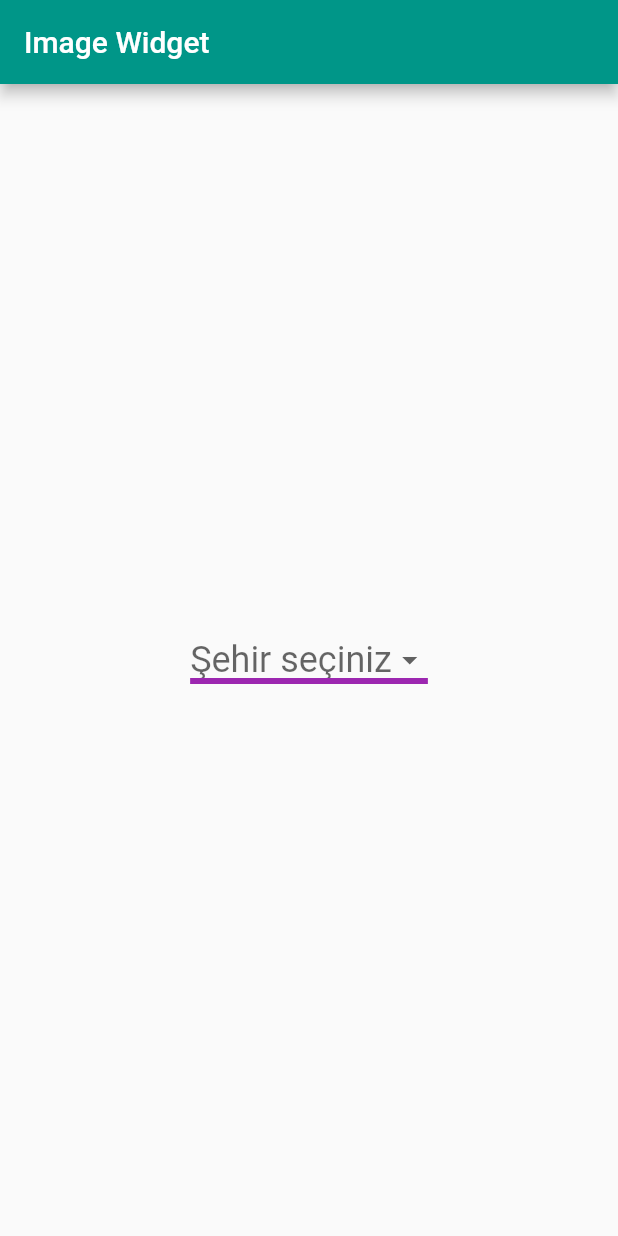
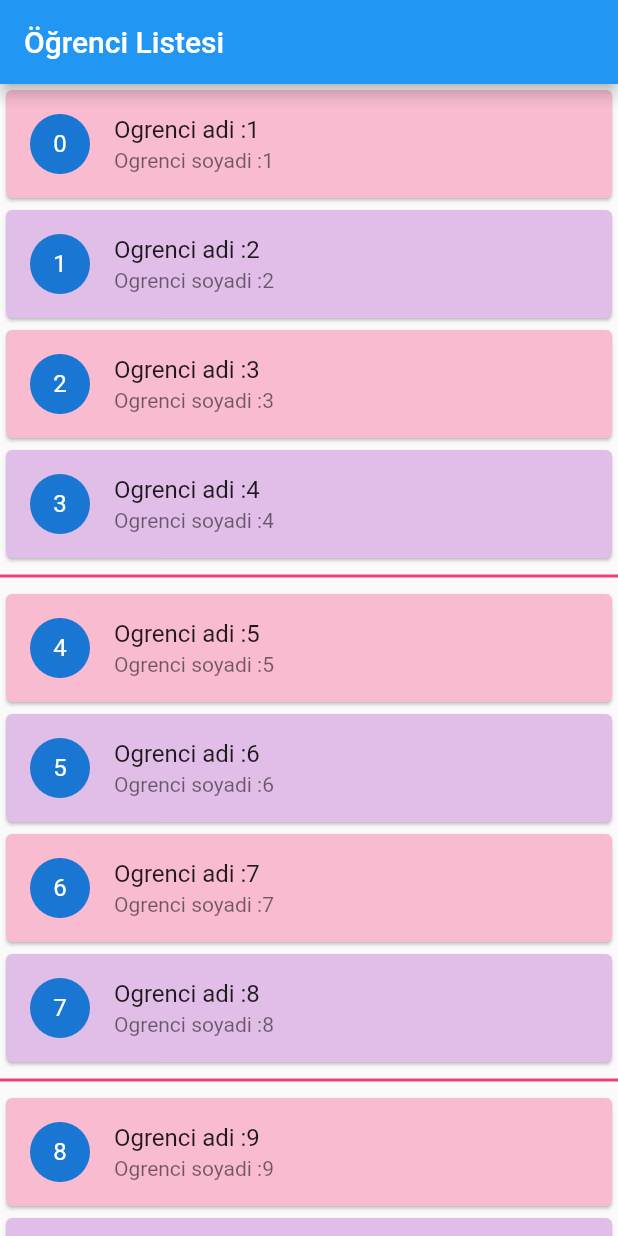
Before and after one commit to serap-atay/flutter-tutorial, a Flutter app: the screen it shows after launch, on a phone screen of 412 x 824 dp. Run offline on Flutter 3.47's test engine with Material 2 defaults, Android fonts, the phone set to English and light mode, and no system bars; our stand-ins replace flutter_easyloading.

Commit message:
card listTile listview toast

```diff
--- /dev/null
+++ b/section -1/flutter_app4/lib/listview_use.dart
@@ -0,0 +1,84 @@
+import 'package:flutter/material.dart';
+import 'package:flutter_easyloading/flutter_easyloading.dart';
+
+class listviewuse extends StatelessWidget {
+  listviewuse({Key? key}) : super(key: key);
+  List<Student> liste = List.generate(
+      5000,
+      (index) => Student(
+          index, "Ogrenci adi :${index + 1}", "Ogrenci soyadi :${index + 1}"));
+
+  @override
+  Widget build(BuildContext context) {
+    return Scaffold(
+      appBar: AppBar(
+        title: Text("Öğrenci Listesi"),
+      ),
+      body: listviewseperated(),
+    );
+  }
+
+  ListView listviewseperated() {
+    return ListView.separated(
+      itemBuilder: (BuildContext context, int index) {
+        var s = liste[index];
+        return Card(
+          color: index % 2 == 0 ? Colors.pink.shade100 : Colors.purple.shade100,
+          child: ListTile(
+            onTap: () {
+              if (index % 2 == 0) {
+                EasyLoading.instance.backgroundColor = Colors.red.shade400;
+                EasyLoading.instance.textColor = Colors.yellow.shade200;
+              } else {
+                EasyLoading.instance.backgroundColor = Colors.blue.shade400;
+              }
+              EasyLoading.showToast("Eleman tıklandı",
+                  duration: Duration(seconds: 3),
+                  toastPosition: EasyLoadingToastPosition.bottom,
+                  dismissOnTap: true);
+              print("Eleman Tıklandı");
+            },
+            title: Text(s.name),
+            subtitle: Text(s.surname),
+            leading: CircleAvatar(
+              child: Text(s.id.toString()),
+            ),
+          ),
+        );
+      },
+      itemCount: liste.length,
+      separatorBuilder: (context, index) {
+        var index2 = index + 1;
+        if (index2 % 4 == 0) {
+          return Divider(
+            thickness: 2,
+            color: Colors.pink.shade400,
+          );
+        }
+        return SizedBox();
+      },
+    );
+  }
+
+  ListView listwiew1() {
+    return ListView(
+      children: liste
+          .map((Student s) => ListTile(
+                title: Text(s.name),
+                subtitle: Text(s.surname),
+                leading: CircleAvatar(
+                  child: Text(s.id.toString()),
+                ),
+              ))
+          .toList(),
+    );
+  }
+}
+
+class Student {
+  final int id;
+  final String name;
+  final String surname;
+
+  Student(this.id, this.name, this.surname);
+}
--- a/section -1/flutter_app4/lib/main.dart
+++ b/section -1/flutter_app4/lib/main.dart
@@ -1,32 +1,36 @@
 import 'package:flutter/material.dart';
-import 'package:flutter_app4/buton_types.dart';
-import 'package:flutter_app4/dropdown_button.dart';
-import 'package:flutter_app4/image_widget.dart';
-import 'package:flutter_app4/my_counter_page.dart';
+import 'package:flutter_app4/card_listTile.dart';
+import 'package:flutter_app4/listview_use.dart';
+import 'package:flutter_easyloading/flutter_easyloading.dart';
 
-void main() {
+void main(){
   runApp(MyApp());
+  configLoading();
+}
+
+void configLoading() {
+  EasyLoading.instance
+    ..displayDuration = const Duration(milliseconds: 2000)
+    ..indicatorType = EasyLoadingIndicatorType.fadingCircle
+    ..loadingStyle = EasyLoadingStyle.custom
+    ..indicatorSize = 45.0
+    ..radius = 10.0
+    ..progressColor = Colors.yellow
+    ..backgroundColor = Colors.green
+    ..indicatorColor = Colors.yellow
+    ..textColor = Colors.white
+    ..maskColor = Colors.blue.withOpacity(0.5)
+    ..userInteractions = true
+    ..dismissOnTap = false;
 }
 
 class MyApp extends StatelessWidget {
-  const MyApp({Key? key}) : super(key: key);
-
   @override
   Widget build(BuildContext context) {
     return MaterialApp(
-      title: "My Counter App",
-      theme: ThemeData(
-        primarySwatch: Colors.teal,
-        outlinedButtonTheme: OutlinedButtonThemeData(style: OutlinedButton.styleFrom()),
-        textButtonTheme: TextButtonThemeData(
-          style: ButtonStyle(
-            backgroundColor: MaterialStateProperty.all(Colors.blue))),
-      textTheme: TextTheme(headline1: TextStyle(color: Colors.purple))),
-      home: Scaffold(
-        appBar: AppBar(
-          title: Text("Image Widget"),
-          ),
-          body: DropdownButtonUse(),),
+      title: 'Material App',
+      home: listviewuse(),
+      builder: EasyLoading.init(),
     );
   }
 }
--- a/section -1/flutter_app4/pubspec.yaml
+++ b/section -1/flutter_app4/pubspec.yaml
@@ -29,6 +29,7 @@ environment:
 dependencies:
   flutter:
     sdk: flutter
+  flutter_easyloading: ^3.0.5
 
 
   # The following adds the Cupertino Icons font to your application.
```
Also changed, not shown: section -1/flutter_app4/lib/card_listTile.dart (added, +73 -0 lines), section -1/flutter_app4/lib/popup_menu.dart (added, +42 -0 lines), section -1/flutter_app4/pubspec.lock.
